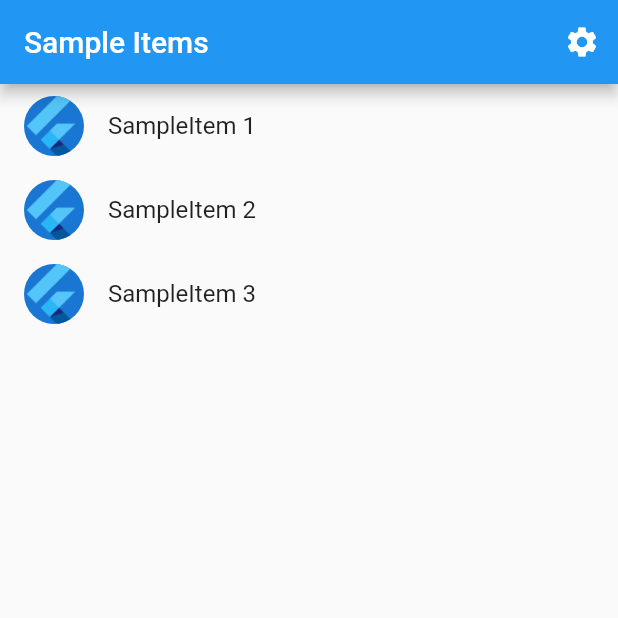
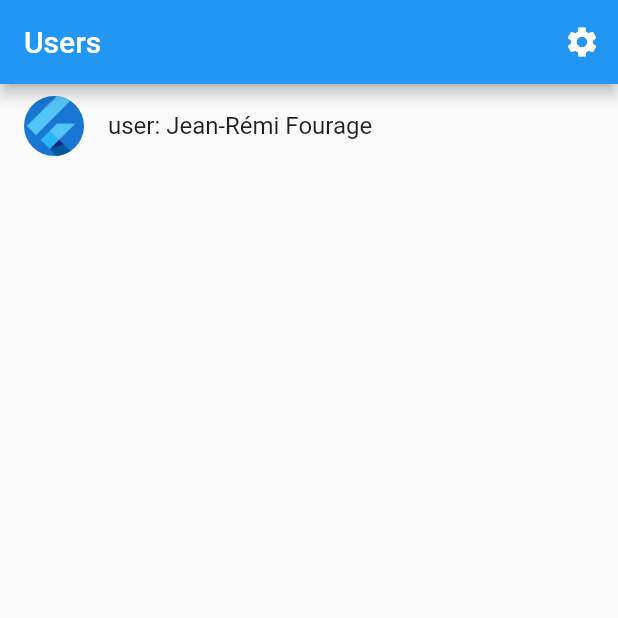
Before and after one commit to triplan-planning/front-flutter, a Flutter app: the screen it shows after launch, on a phone screen of 412 x 824 dp, the top half of it. Run offline on Flutter 3.47's test engine with Material 2 defaults, Android fonts, the light colour scheme and no system bars; generated files the repository leaves out were written again.

Commit message:
basic user display

```diff
--- /dev/null
+++ b/lib/src/models/user.dart
@@ -0,0 +1,6 @@
+class User {
+  const User(this.id, this.name);
+
+  final String id;
+  final String name;
+}
--- /dev/null
+++ b/lib/src/pages/user_detail_view.dart
@@ -0,0 +1,29 @@
+import 'package:flutter/material.dart';
+import 'package:triplan/src/models/user.dart';
+
+/// Displays detailed information about a User.
+class UserDetailView extends StatelessWidget {
+  const UserDetailView({required this.user, super.key});
+
+  final User user;
+  static const routeName = '/user';
+
+  @override
+  Widget build(BuildContext context) {
+    return Scaffold(
+      appBar: AppBar(
+        title: const Text('User Details'),
+      ),
+      body: Center(
+        child: Flex(
+          mainAxisAlignment: MainAxisAlignment.center,
+          direction: Axis.vertical,
+          children: [
+            Text('name: ${user.name}'),
+            Text('id: ${user.id}'),
+          ],
+        ),
+      ),
+    );
+  }
+}
--- a/lib/src/sample_feature/sample_item_list_view.dart
+++ b/lib/src/pages/user_list_view.dart
@@ -1,25 +1,25 @@
 import 'package:flutter/material.dart';
+import 'package:triplan/src/models/user.dart';
+import 'package:triplan/src/pages/user_detail_view.dart';
 
 import '../settings/settings_view.dart';
-import 'sample_item.dart';
-import 'sample_item_details_view.dart';
 
 /// Displays a list of SampleItems.
-class SampleItemListView extends StatelessWidget {
-  const SampleItemListView({
+class UserListView extends StatelessWidget {
+  const UserListView({
     Key? key,
-    this.items = const [SampleItem(1), SampleItem(2), SampleItem(3)],
+    this.items = const [User("093484bnqerg", "Jean-Rémi Fourage")],
   }) : super(key: key);
 
   static const routeName = '/';
 
-  final List<SampleItem> items;
+  final List<User> items;
 
   @override
   Widget build(BuildContext context) {
     return Scaffold(
       appBar: AppBar(
-        title: const Text('Sample Items'),
+        title: const Text('Users'),
         actions: [
           IconButton(
             icon: const Icon(Icons.settings),
@@ -49,7 +49,7 @@ class SampleItemListView extends StatelessWidget {
           final item = items[index];
 
           return ListTile(
-            title: Text('SampleItem ${item.id}'),
+              title: Text('user: ${item.name}'),
               leading: const CircleAvatar(
                 // Display the Flutter Logo image asset.
                 foregroundImage: AssetImage('assets/images/flutter_logo.png'),
@@ -58,12 +58,9 @@ class SampleItemListView extends StatelessWidget {
                 // Navigate to the details page. If the user leaves and returns to
                 // the app after it has been killed while running in the
                 // background, the navigation stack is restored.
-              Navigator.restorablePushNamed(
-                context,
-                SampleItemDetailsView.routeName,
-              );
-            }
-          );
+                Navigator.pushNamed(context, UserDetailView.routeName,
+                    arguments: item);
+              });
         },
       ),
     );
--- a/lib/src/sample_feature/sample_item.dart
+++ /dev/null
@@ -1,6 +0,0 @@
-/// A placeholder class that represents an entity or model.
-class SampleItem {
-  const SampleItem(this.id);
-
-  final int id;
-}
```
Also changed, not shown: lib/src/app.dart (+8 -6 lines), lib/src/sample_feature/sample_item_details_view.dart (deleted, +0 -20 lines). Lines whose indentation alone changed are shown as unchanged.
